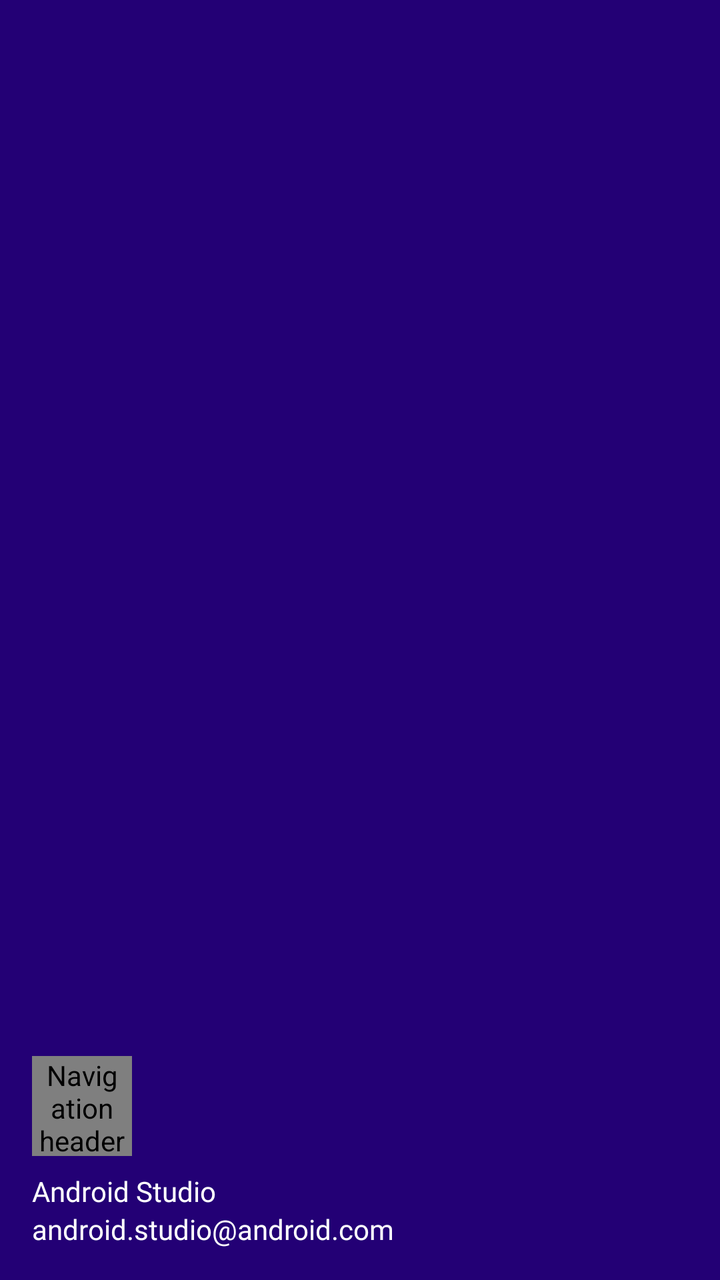
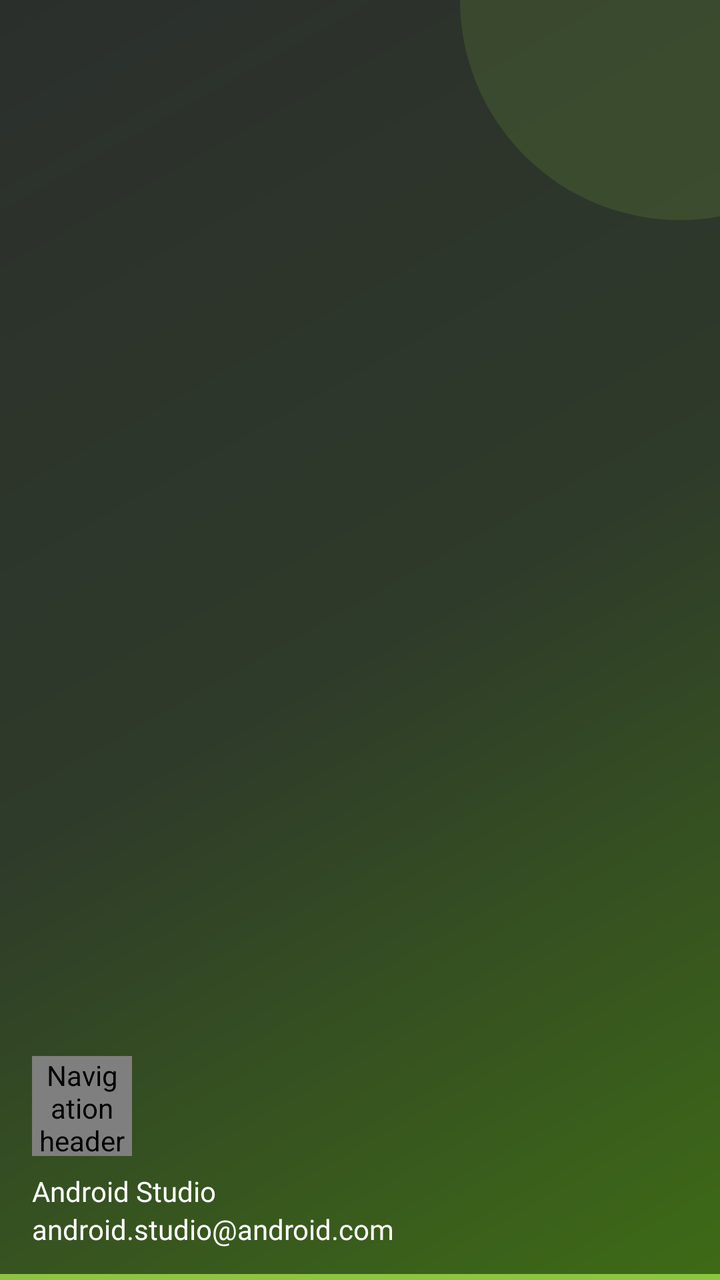

Before-and-after screenshots of an Android layout around one commit, followed by the original layout XML and the change that was made.
<!-- AndroidManifest.xml: application theme Theme.Default -->
<!-- res/layout/nav_header_teacher_dash_board.xml -->
<?xml version="1.0" encoding="utf-8"?>
<LinearLayout xmlns:android="http://schemas.android.com/apk/res/android"
    xmlns:app="http://schemas.android.com/apk/res-auto"
    android:layout_width="match_parent"
    android:layout_height="@dimen/nav_header_height"
    android:background="@color/purple_900"
    android:gravity="bottom"
    android:orientation="vertical"
    android:paddingLeft="@dimen/activity_horizontal_margin"
    android:paddingTop="@dimen/activity_vertical_margin"
    android:paddingRight="@dimen/activity_horizontal_margin"
    android:paddingBottom="@dimen/activity_vertical_margin"
    android:theme="@style/ThemeOverlay.AppCompat.Dark">

    <com.mikhaellopez.circularimageview.CircularImageView
        android:id="@+id/imageView"
        android:layout_width="50dp"
        android:layout_height="50dp"
        android:contentDescription="@string/nav_header_desc"
        android:src="@drawable/ic_teacher" />

    <TextView
        android:id="@+id/name"
        android:layout_width="match_parent"
        android:layout_height="wrap_content"
        android:paddingTop="@dimen/nav_header_vertical_spacing"
        android:textColor="@color/white"
        android:fontFamily="@font/quicksand_regular"
        android:text="@string/nav_header_title"
        android:maxLines="2"
        android:textAppearance="@style/TextAppearance.AppCompat.Body1" />

    <TextView
        android:id="@+id/designation"
        android:layout_width="wrap_content"
        android:layout_height="wrap_content"
        android:textColor="@color/white"
        android:fontFamily="@font/quicksand_regular"
        android:text="@string/nav_header_subtitle" />

    <LinearLayout
        android:layout_width="match_parent"
        android:layout_height="wrap_content"
        android:orientation="horizontal">

        <TextView
            android:layout_width="wrap_content"
            android:layout_height="wrap_content"
            android:textColor="@color/white"
            android:fontFamily="@font/quicksand_regular"
            android:visibility="gone"
            android:text="Session : " />

        <Spinner
            android:layout_width="wrap_content"
            android:layout_height="wrap_content"
            android:id="@+id/session"
            android:visibility="gone"
            android:gravity="start"
            android:scrollbars="none"
            android:dropDownSelector="@color/white"
            android:spinnerMode="dropdown"/>

    </LinearLayout>

</LinearLayout>
<!-- resources referenced by this layout -->
<resources>
  <color name="purple_900">#230075</color>
  <color name="white">#FFFFFFFF</color>
  <dimen name="activity_horizontal_margin">16dp</dimen>
  <dimen name="activity_vertical_margin">16dp</dimen>
  <dimen name="nav_header_height">176dp</dimen>
  <dimen name="nav_header_vertical_spacing">8dp</dimen>
  <!-- drawable ic_teacher: vector/xml drawable (drawable, 8500 chars, omitted) -->
  <string name="nav_header_desc">Navigation header</string>
  <string name="nav_header_subtitle">android.studio@android.com</string>
  <string name="nav_header_title">Android Studio</string>
  <style name="Theme.Default" parent="Theme.MaterialComponents.Light.NoActionBar">
          
          <item name="colorPrimary">@color/purple_500</item>
          <item name="colorPrimaryVariant">@color/purple_700</item>
          <item name="colorOnPrimary">@color/white</item>
          
          <item name="colorSecondary">@color/teal_200</item>
          <item name="colorSecondaryVariant">@color/teal_700</item>
          <item name="colorOnSecondary">@color/black</item>
          
          <item name="android:statusBarColor">?attr/colorPrimaryVariant</item>
          <item name="actionBarTheme">@style/CustomActionBar</item>
  
      </style>
  <color name="purple_500">#FF6200EE</color>
  <color name="purple_700">#FF3700B3</color>
  <color name="teal_200">#FF03DAC5</color>
  <color name="teal_700">#FF018786</color>
  <color name="black">#FF000000</color>
  <style name="CustomActionBar" parent="ThemeOverlay.MaterialComponents.ActionBar">
          <item name="backgroundTint">@color/purple_500</item> 
          <item name="titleTextStyle">@style/CustomActionBarTitle
          </item> 
      </style>
  <style name="CustomActionBarTitle">
          <item name="android:textColor">@android:color/white</item>
      </style>
</resources>

<!-- the commit's change to res/layout/nav_header_teacher_dash_board.xml (unified diff, before → after) -->
@@ -3,7 +3,7 @@
     xmlns:app="http://schemas.android.com/apk/res-auto"
     android:layout_width="match_parent"
     android:layout_height="@dimen/nav_header_height"
-    android:background="@color/purple_900"
+    android:background="@drawable/bg_drawer_header"
     android:gravity="bottom"
     android:orientation="vertical"
     android:paddingLeft="@dimen/activity_horizontal_margin"
<!-- resource entries referenced after the edit -->
@@ -1,36 +1,67 @@
 <!-- resources referenced by this layout -->
 <resources>
-  <color name="purple_900">#230075</color>
   <color name="white">#FFFFFFFF</color>
   <dimen name="activity_horizontal_margin">16dp</dimen>
   <dimen name="activity_vertical_margin">16dp</dimen>
   <dimen name="nav_header_height">176dp</dimen>
   <dimen name="nav_header_vertical_spacing">8dp</dimen>
+  <!-- drawable bg_drawer_header (drawable) -->
+  <?xml version="1.0" encoding="utf-8"?>
+  <layer-list xmlns:android="http://schemas.android.com/apk/res/android">
+      <item>
+          <shape android:shape="rectangle">
+              <gradient
+                  android:angle="315"
+                  android:endColor="#3E6B16"
+                  android:centerColor="#2E3A2A"
+                  android:startColor="@color/brand_primary"
+                  android:type="linear" />
+          </shape>
+      </item>
+      
+      <item
+          android:width="220dp"
+          android:height="220dp"
+          android:gravity="top|end"
+          android:right="-90dp"
+          android:top="-110dp">
+          <shape android:shape="oval">
+              <solid android:color="#268CC63F" />
+          </shape>
+      </item>
+      <item
+          android:height="3dp"
+          android:gravity="bottom">
+          <shape android:shape="rectangle">
+              <solid android:color="@color/brand_green" />
+          </shape>
+      </item>
+  </layer-list>
   <!-- drawable ic_teacher: vector/xml drawable (drawable, 8500 chars, omitted) -->
   <string name="nav_header_desc">Navigation header</string>
   <string name="nav_header_subtitle">android.studio@android.com</string>
   <string name="nav_header_title">Android Studio</string>
   <style name="Theme.Default" parent="Theme.MaterialComponents.Light.NoActionBar">
           
-          <item name="colorPrimary">@color/purple_500</item>
-          <item name="colorPrimaryVariant">@color/purple_700</item>
+          <item name="colorPrimary">@color/brand_primary</item>
+          <item name="colorPrimaryVariant">@color/brand_primary_dark</item>
           <item name="colorOnPrimary">@color/white</item>
           
-          <item name="colorSecondary">@color/teal_200</item>
-          <item name="colorSecondaryVariant">@color/teal_700</item>
+          <item name="colorSecondary">@color/brand_green</item>
+          <item name="colorSecondaryVariant">@color/brand_green_dark</item>
           <item name="colorOnSecondary">@color/black</item>
           
           <item name="android:statusBarColor">?attr/colorPrimaryVariant</item>
           <item name="actionBarTheme">@style/CustomActionBar</item>
   
       </style>
-  <color name="purple_500">#FF6200EE</color>
-  <color name="purple_700">#FF3700B3</color>
-  <color name="teal_200">#FF03DAC5</color>
-  <color name="teal_700">#FF018786</color>
+  <color name="brand_primary">#2B2F2C</color>
+  <color name="brand_green">#8CC63F</color>
+  <color name="brand_primary_dark">#1E2220</color>
+  <color name="brand_green_dark">#5E9E1E</color>
   <color name="black">#FF000000</color>
   <style name="CustomActionBar" parent="ThemeOverlay.MaterialComponents.ActionBar">
-          <item name="backgroundTint">@color/purple_500</item> 
+          <item name="backgroundTint">@color/brand_primary</item> 
           <item name="titleTextStyle">@style/CustomActionBarTitle
           </item> 
       </style>
